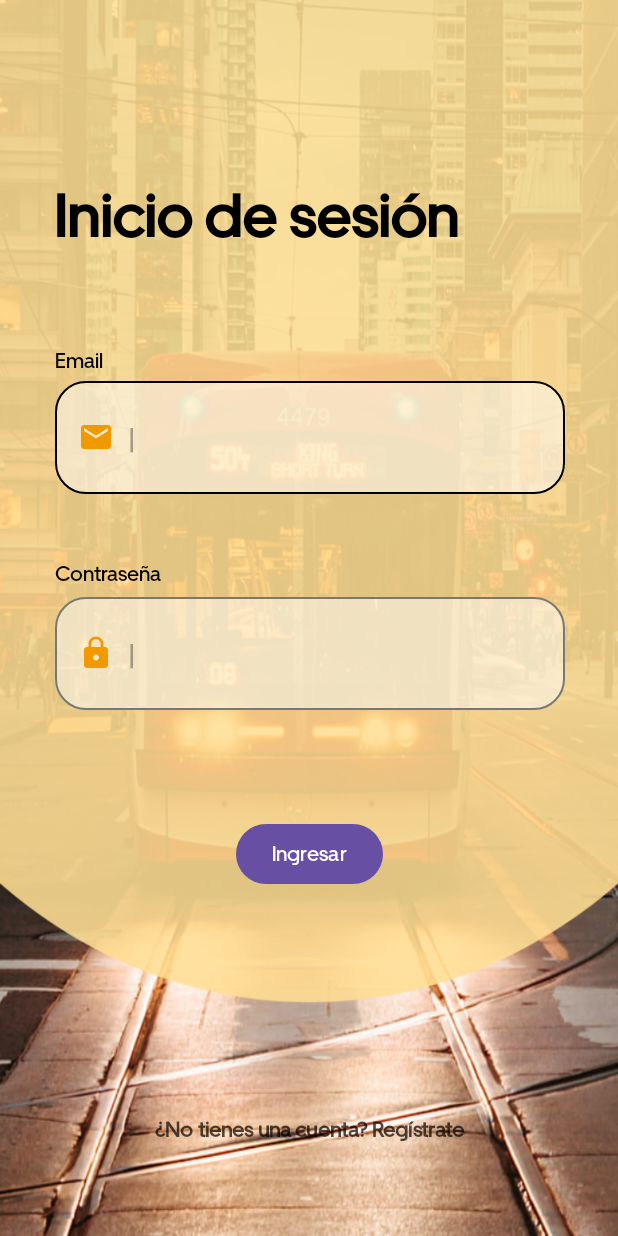
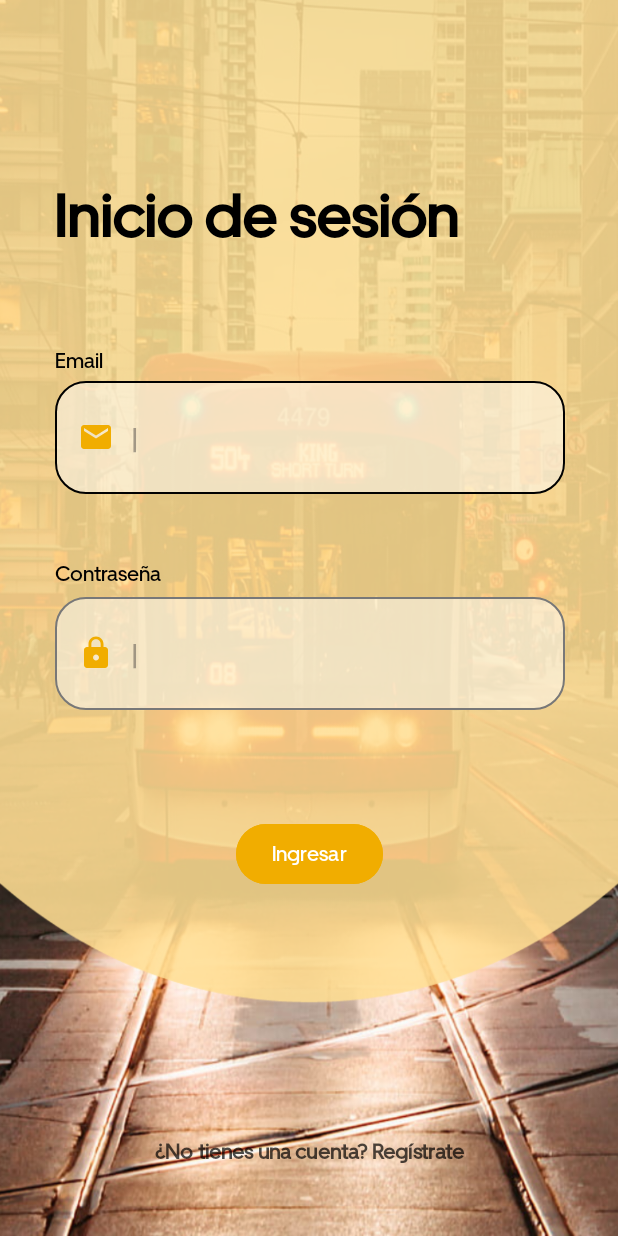
Before and after one commit to Juan239/traficoRegional, an Android app: the inicioSesionActivity screen opened directly, with no data from a screen before it, on a phone screen of 412 x 824 dp. Run offline under Robolectric (Android 15) with nearby library versions, the phone set to English and light mode, and no system bars.

Commit message:
Version 3.1 Diego. Rediseño de log in

```diff
--- a/app/src/main/res/drawable/custom_icon_email.xml
+++ b/app/src/main/res/drawable/custom_icon_email.xml
@@ -1,4 +1,4 @@
-<vector android:height="24dp" android:tint="#F19900"
+<vector android:height="24dp" android:tint="#F1AD00"
     android:viewportHeight="24" android:viewportWidth="24"
     android:width="24dp" xmlns:android="http://schemas.android.com/apk/res/android">
     <path android:fillColor="@android:color/white" android:pathData="M20,4L4,4c-1.1,0 -1.99,0.9 -1.99,2L2,18c0,1.1 0.9,2 2,2h16c1.1,0 2,-0.9 2,-2L22,6c0,-1.1 -0.9,-2 -2,-2zM20,8l-8,5 -8,-5L4,6l8,5 8,-5v2z"/>
--- a/app/src/main/res/drawable/custom_icon_lock.xml
+++ b/app/src/main/res/drawable/custom_icon_lock.xml
@@ -1,4 +1,4 @@
-<vector android:height="24dp" android:tint="#F19900"
+<vector android:height="24dp" android:tint="#F1AD00"
     android:viewportHeight="24" android:viewportWidth="24"
     android:width="24dp" xmlns:android="http://schemas.android.com/apk/res/android">
     <path android:fillColor="@android:color/white" android:pathData="M18,8h-1L17,6c0,-2.76 -2.24,-5 -5,-5S7,3.24 7,6v2L6,8c-1.1,0 -2,0.9 -2,2v10c0,1.1 0.9,2 2,2h12c1.1,0 2,-0.9 2,-2L20,10c0,-1.1 -0.9,-2 -2,-2zM12,17c-1.1,0 -2,-0.9 -2,-2s0.9,-2 2,-2 2,0.9 2,2 -0.9,2 -2,2zM15.1,8L8.9,8L8.9,6c0,-1.71 1.39,-3.1 3.1,-3.1 1.71,0 3.1,1.39 3.1,3.1v2z"/>
--- a/app/src/main/res/layout/activity_inicio_sesion.xml
+++ b/app/src/main/res/layout/activity_inicio_sesion.xml
@@ -17,6 +17,7 @@
         android:layout_marginBottom="114dp"
         android:fontFamily="@font/fuente_secundaria"
         android:text="Ingresar"
+        android:backgroundTint="@color/colorPrimary"
         app:layout_constraintBottom_toBottomOf="parent"
         app:layout_constraintEnd_toEndOf="parent"
         app:layout_constraintStart_toStartOf="parent"
@@ -29,7 +30,7 @@
         android:layout_height="75dp"
         android:background="@drawable/custom_input"
         android:drawableStart="@drawable/custom_icon_email"
-        android:drawablePadding="10dp"
+        android:drawablePadding="12dp"
         android:fontFamily="@font/fuente_secundaria"
         android:hint="|"
         android:inputType="textEmailAddress"
@@ -48,7 +49,7 @@
         android:layout_height="75dp"
         android:background="@drawable/custom_input"
         android:drawableStart="@drawable/custom_icon_lock"
-        android:drawablePadding="10dp"
+        android:drawablePadding="12dp"
         android:fontFamily="@font/fuente_secundaria"
         android:hint="|"
         android:inputType="textPassword"
@@ -120,6 +121,6 @@
         app:layout_constraintEnd_toEndOf="parent"
         app:layout_constraintHorizontal_bias="0.0"
         app:layout_constraintStart_toStartOf="parent"
-        app:layout_constraintTop_toBottomOf="@+id/btnIniciarSesion"
-        app:layout_constraintVertical_bias="0.0" />
+        app:layout_constraintTop_toTopOf="parent"
+        app:layout_constraintVertical_bias="0.95" />
 </androidx.constraintlayout.widget.ConstraintLayout>
--- a/app/src/main/res/values/colors.xml
+++ b/app/src/main/res/values/colors.xml
@@ -1,6 +1,6 @@
 <?xml version="1.0" encoding="utf-8"?>
 <resources>
-    <color name="colorPrimary">#F19900</color>
+    <color name="colorPrimary">#F1AD00</color>
     <color name="colorPrimaryDark">#B8B8B8</color>
     <color name="colorWhite">#FFFFFF</color>
     <color name="colorGreen">#34B125</color>
```
